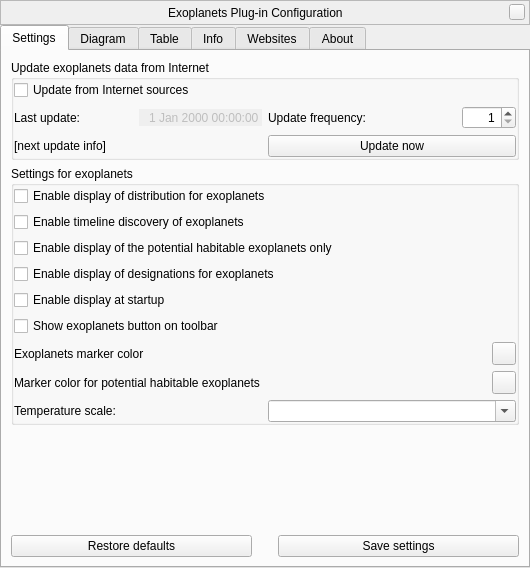
Before: the Qt Designer form plugins/Exoplanets/src/gui/exoplanetsDialog.ui in Stellarium/stellarium, drawn with Qt 5.
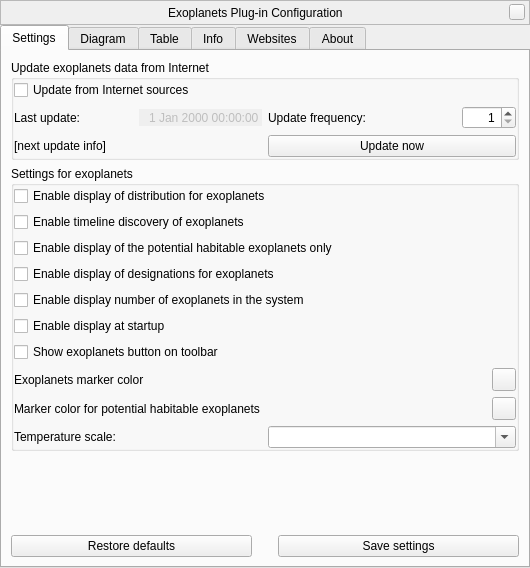
After: the same form once the commit is applied. Custom widgets are drawn as their Qt base class.

Commit message: Added ability of displaying number of exoplanets in the system near designation of host star

```diff
--- a/plugins/Exoplanets/src/gui/exoplanetsDialog.ui
+++ b/plugins/Exoplanets/src/gui/exoplanetsDialog.ui
@@ -329,6 +329,13 @@
             </property>
            </widget>
           </item>
+          <item>
+           <widget class="QCheckBox" name="displayShowNumbersCheckBox">
+            <property name="text">
+             <string>Enable display number of exoplanets in the system</string>
+            </property>
+           </widget>
+          </item>
           <item>
            <widget class="QCheckBox" name="displayAtStartupCheckBox">
             <property name="text">
```
The commit also changes 6 other files.
